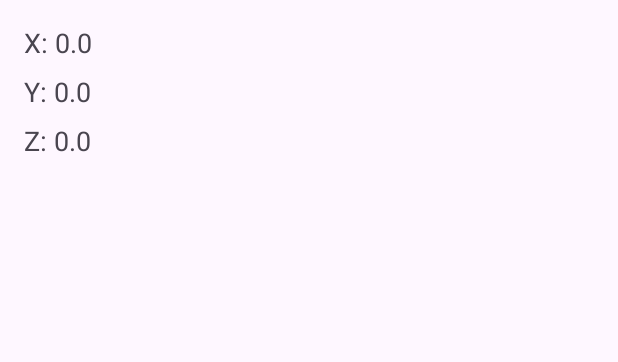
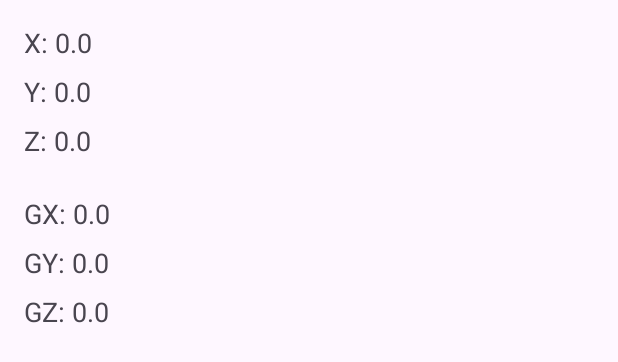
Before and after one commit to AlbertoGuC/PASApp, an Android app: the layout sensores_vista.xml on its own in the app's theme, with its tools: preview values and no code run, on a phone screen of 412 x 824 dp. Shown: the top 362 px of the screen. Run offline under Robolectric (Android 15) with nearby library versions, the phone set to English and light mode, and no system bars; network calls fail.

Commit message:
Añadido giroscopo

```diff
--- a/app/build.gradle
+++ b/app/build.gradle
@@ -46,7 +46,7 @@ dependencies {
 
     implementation 'com.squareup.picasso:picasso:2.8'
 
-    implementation "androidx.fragment:fragment:1.4.1"
+    implementation "androidx.fragment:fragment:1.7.1"
 
     implementation libs.appcompat
     implementation libs.material
--- a/app/src/main/res/layout/sensores_vista.xml
+++ b/app/src/main/res/layout/sensores_vista.xml
@@ -6,7 +6,7 @@
     android:padding="16dp">
 
     <TextView
-        android:id= "@+id/textViewX"
+        android:id="@+id/textViewX"
         android:layout_width="wrap_content"
         android:layout_height="wrap_content"
         android:text="X: 0.0"
@@ -29,4 +29,29 @@
         android:textSize="18sp"
         android:layout_marginBottom="8dp"/>
 
+    <TextView
+        android:id="@+id/textViewGX"
+        android:layout_width="wrap_content"
+        android:layout_height="wrap_content"
+        android:text="GX: 0.0"
+        android:textSize="18sp"
+        android:layout_marginTop="16dp"
+        android:layout_marginBottom="8dp"/>
+
+    <TextView
+        android:id="@+id/textViewGY"
+        android:layout_width="wrap_content"
+        android:layout_height="wrap_content"
+        android:text="GY: 0.0"
+        android:textSize="18sp"
+        android:layout_marginBottom="8dp"/>
+
+    <TextView
+        android:id="@+id/textViewGZ"
+        android:layout_width="wrap_content"
+        android:layout_height="wrap_content"
+        android:text="GZ: 0.0"
+        android:textSize="18sp"
+        android:layout_marginBottom="8dp"/>
+
 </LinearLayout>
```
Also changed, not shown: app/src/main/java/com/example/pasapp/SensoresGrupo/Sensores.java (+70 -15 lines).
